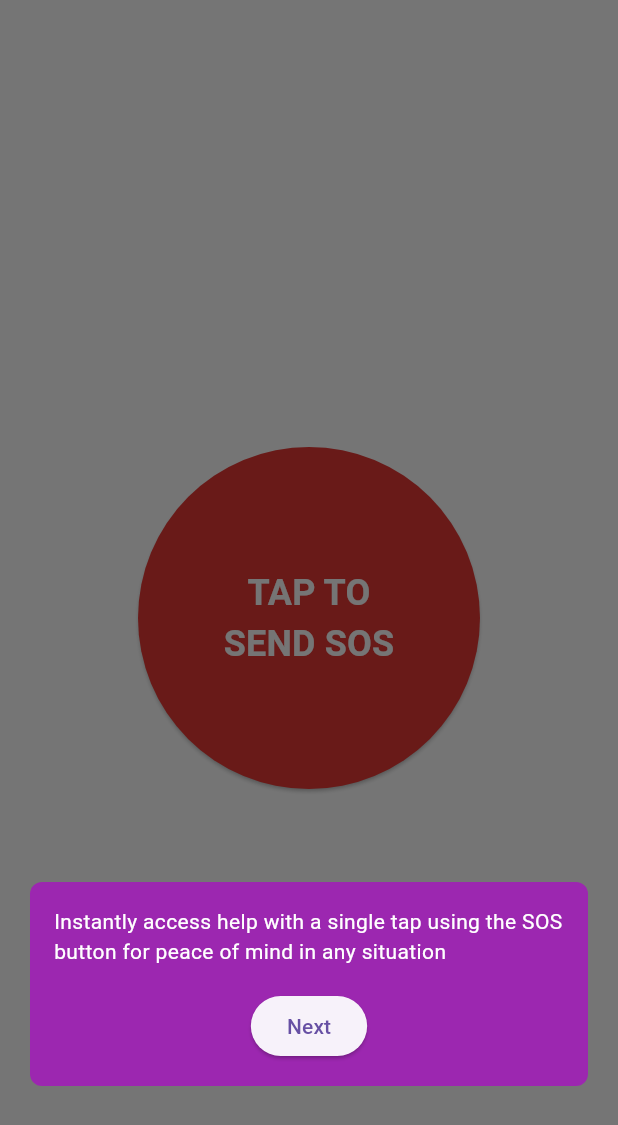
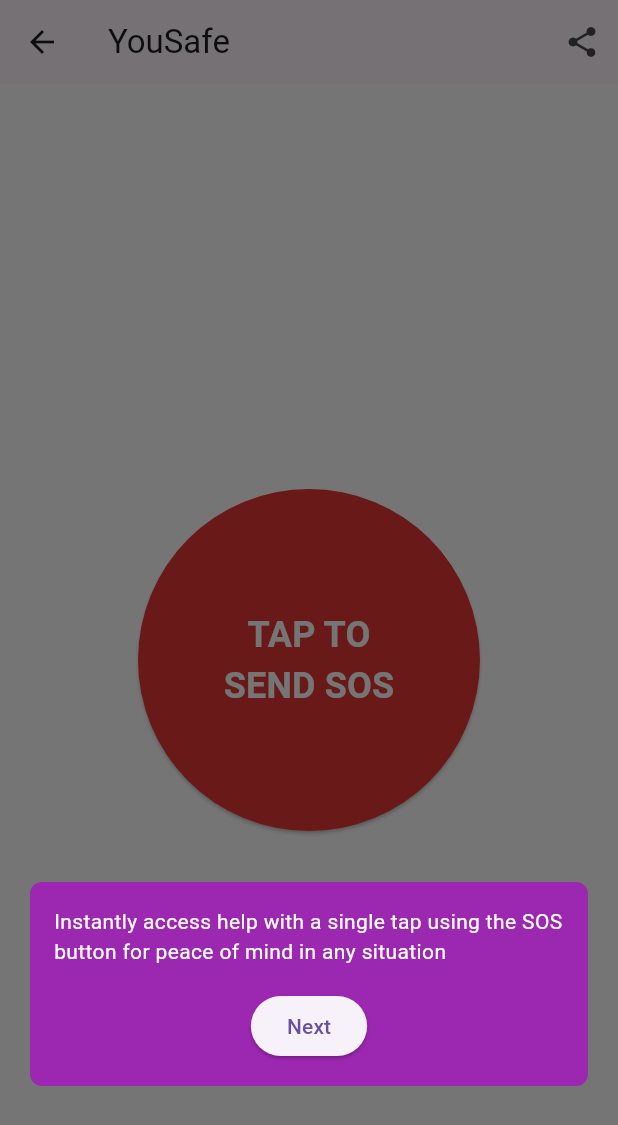
Before and after one commit to Supernova-HQ/yousafe_production, a Flutter app: the HomePage screen opened by its route, on a phone screen of 412 x 824 dp. Shown: the top 1125 px of the screen. Run offline on Flutter 3.47's test engine with Material 3 defaults, Android fonts, the phone set to English and light mode, and no system bars; our stand-ins replace contacts_service, flutter_secure_storage, google_maps_flutter, google_sign_in, location, lottie and 3 more; missing offline and left inert: flutter_background, flutter_inappwebview, pay_with_paystack, shake; accounts and stored records are empty; network calls fail.

Commit message:
login screens navigations

```diff
--- a/lib/screens/auth/signup_screen.dart
+++ b/lib/screens/auth/signup_screen.dart
@@ -4,6 +4,7 @@
 import 'package:http/http.dart' as http;
 import 'package:flutter_secure_storage/flutter_secure_storage.dart';
 import 'package:yousafe/screens/auth/login_screen.dart';
+import 'package:yousafe/screens/pages/home_page.dart';
 import 'package:yousafe/screens/pages/payments_page.dart';
 
 class SignupScreen extends StatelessWidget {
@@ -81,7 +82,7 @@
                         onPressed: () {
                           Navigator.pushReplacement(
                             context,
-                            MaterialPageRoute(builder: (context) => LoginScreen()),
+                            MaterialPageRoute(builder: (context) => HomePage()),
                           );
                         },
                         child: const Text('Login'),
--- a/lib/screens/pages/home_page.dart
+++ b/lib/screens/pages/home_page.dart
@@ -1,4 +1,5 @@
 import 'package:flutter/material.dart';
+import 'package:share/share.dart';
 import 'package:yousafe/screens/pages/emergency_contacts_page.dart';
 import 'package:yousafe/screens/pages/hotspots_page.dart';
 import 'package:yousafe/screens/pages/live_location_page.dart';
@@ -30,9 +31,23 @@
     });
   }
 
+  void _shareApp() {
+    final String appLink = 'ttps://play.google.com/store/apps/details?id=com.yousafeapp.yousafe&hl=en-US&ah=Y8iaaSprpjcsQEI8A4a51LhZKUE&pli=1'; //  yousafe app link for download
+    Share.share('Check yousafe, a personal safety app:');
+  }
+
   @override
   Widget build(BuildContext context) {
     return Scaffold(
+      appBar: AppBar(
+        title: Text('YouSafe'),
+        actions: [
+          IconButton(
+            icon: Icon(Icons.share),
+            onPressed: _shareApp,
+          ),
+        ],
+      ),
       body: IndexedStack(
         index: _selectedIndex,
         children: _pages,
--- a/lib/screens/pages/subscription_page.dart
+++ b/lib/screens/pages/subscription_page.dart
@@ -9,7 +9,7 @@
 
 class _SubscriptionPlansPageState extends State<SubscriptionPlansPage> {
   final String secretKey = 'your_secret_key_here';
-  final String customerEmail = 'customer@example.com';
+  final String customerEmail = 'info@yousafeapp.com';
   final Uuid _uuid = Uuid();
 
   void _initiatePayment(BuildContext context, String planName, double amount) {
--- a/pubspec.yaml
+++ b/pubspec.yaml
@@ -42,6 +42,7 @@
   shared_preferences: ^2.2.3
   flutter_background: ^1.2.0
   url_launcher: ^6.1.7
+  share: ^2.0.4
 
   # The following adds the Cupertino Icons font to your application.
   # Use with the CupertinoIcons class for iOS style icons.
```
Also changed, not shown: lib/screens/pages/emergency_contacts_page.dart (+18 -14 lines), lib/screens/pages/payments_page.dart (+2 -5 lines), pubspec.lock.
